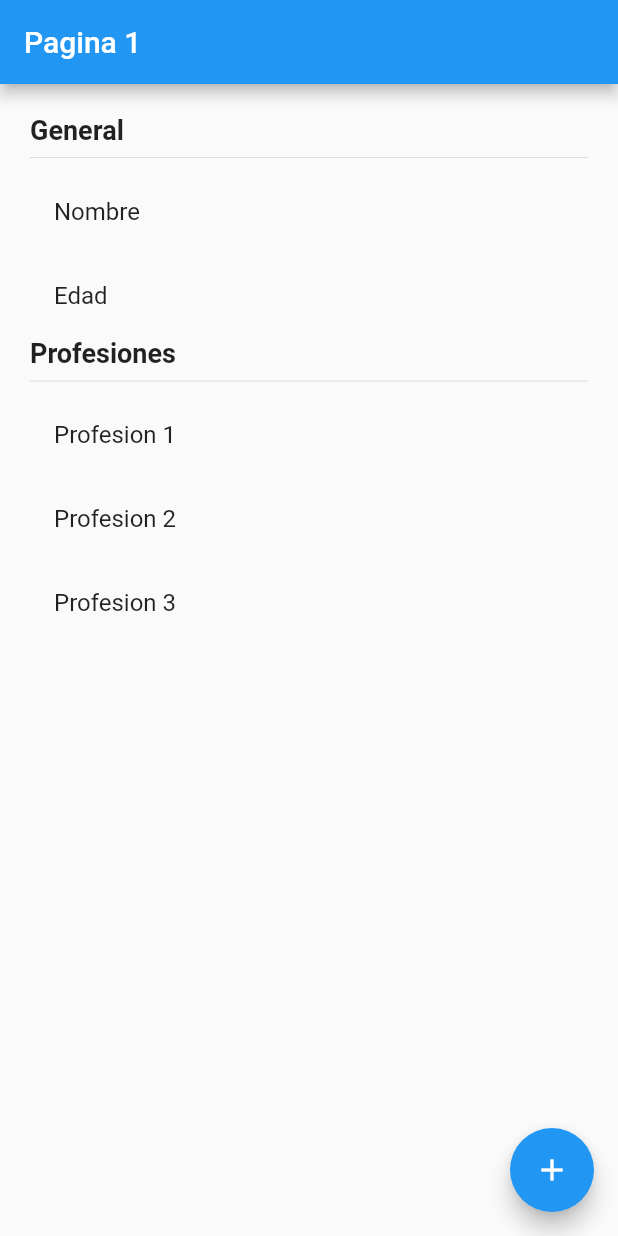
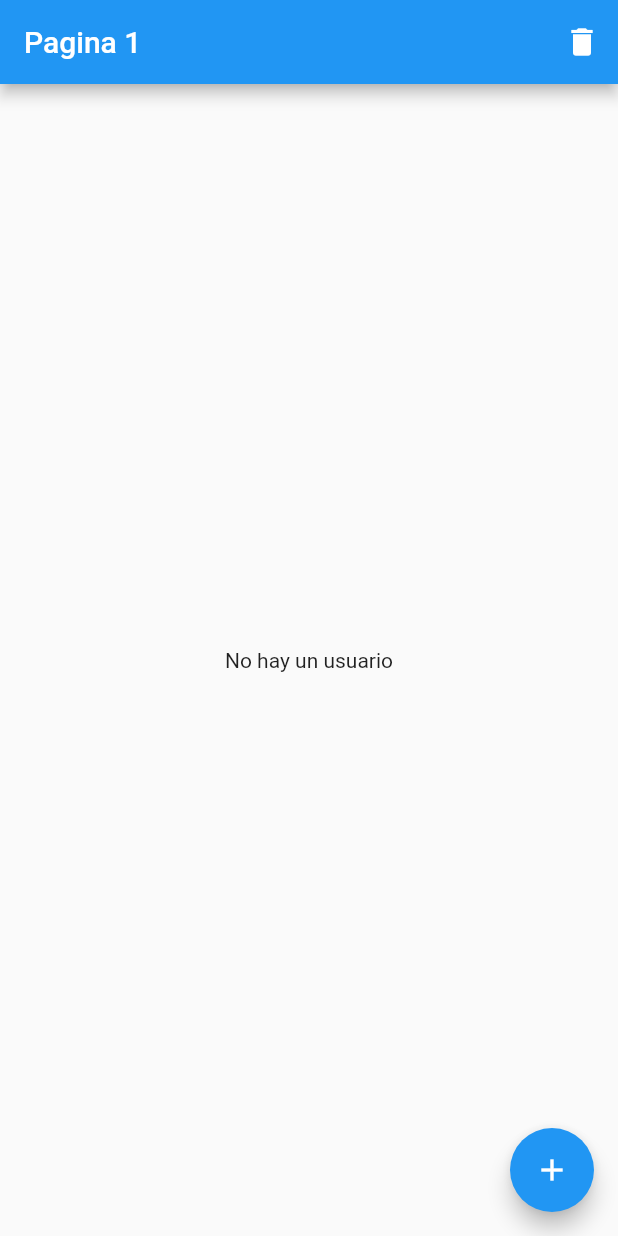
Before and after one commit to EdwinQA/manejador_estados, a Flutter app: the screen it shows after launch, on a phone screen of 412 x 824 dp. Run offline on Flutter 3.47's test engine with Material 2 defaults, Android fonts, the phone set to English and light mode, and no system bars; our stand-ins replace bloc, flutter_bloc.

Commit message:
fin rama bloc

```diff
--- /dev/null
+++ b/lib/bloc/usuario/usuario_bloc.dart
@@ -0,0 +1,29 @@
+import 'package:bloc/bloc.dart';
+import 'package:flutter/cupertino.dart';
+import 'package:manejador_estados/models/usuario.dart';
+
+part 'usuario_state.dart';
+
+part 'usuario_event.dart';
+
+class UsuarioBloc extends Bloc<UsuarioEvent, UsuarioState> {
+  UsuarioBloc() : super(UsuarioState());
+
+  @override
+  Stream<UsuarioState> mapEventToState(UsuarioEvent event) async* {
+    print(event);
+    if (event is ActivarUsuario) {
+      yield state.copyWith(usuario: event.usuario);
+    } else if (event is CambiarEdad) {
+      yield state.copyWith(usuario: state.usuario.copiWith(edad: event.edad));
+    } else if (event is AgregarProfesion) {
+      yield state.copyWith(
+          usuario: state.usuario.copiWith(profesiones: [
+        ...state.usuario.profesiones,
+        '${event.profesion} ${state.usuario.profesiones.length + 1}'
+      ]));
+    } else if (event is BorrarUsuario) {
+      yield state.estadoInicial();
+    }
+  }
+}
--- /dev/null
+++ b/lib/bloc/usuario/usuario_event.dart
@@ -0,0 +1,26 @@
+part of 'usuario_bloc.dart';
+
+@immutable
+abstract class UsuarioEvent {}
+
+class ActivarUsuario extends UsuarioEvent {
+  final Usuario usuario;
+
+  ActivarUsuario(this.usuario);
+}
+
+class CambiarEdad extends UsuarioEvent {
+  final int edad;
+
+  CambiarEdad(this.edad);
+}
+
+class AgregarProfesion extends UsuarioEvent {
+  final String profesion;
+
+  AgregarProfesion(this.profesion);
+}
+
+class BorrarUsuario extends UsuarioEvent {
+  BorrarUsuario();
+}
--- /dev/null
+++ b/lib/bloc/usuario/usuario_state.dart
@@ -0,0 +1,16 @@
+part of 'usuario_bloc.dart';
+
+class UsuarioState {
+  final bool existeUsuario;
+
+  final Usuario usuario;
+
+  UsuarioState({Usuario user})
+      : usuario = user ?? null,
+        existeUsuario = (user != null) ? true : false;
+
+  UsuarioState copyWith({Usuario usuario}) =>
+      UsuarioState(user: usuario ?? this.usuario);
+
+  UsuarioState estadoInicial() => new UsuarioState();
+}
--- a/lib/main.dart
+++ b/lib/main.dart
@@ -1,4 +1,6 @@
 import 'package:flutter/material.dart';
+import 'package:flutter_bloc/flutter_bloc.dart';
+import 'package:manejador_estados/bloc/usuario/usuario_bloc.dart';
 import 'package:manejador_estados/pages/pagina1_page.dart';
 import 'package:manejador_estados/pages/pagina2_page.dart';
 
@@ -7,13 +9,18 @@ void main() => runApp(MyApp());
 class MyApp extends StatelessWidget {
   @override
   Widget build(BuildContext context) {
-    return MaterialApp(
+    return MultiBlocProvider(
+      providers: [
+        BlocProvider(create: (context) => new UsuarioBloc()),
+      ],
+      child: MaterialApp(
           debugShowCheckedModeBanner: false,
           title: 'Material App',
           initialRoute: 'pagina1',
           routes: {
             'pagina1': (_) => Pagina1Page(),
             'pagina2': (_) => Pagina2Page(),
-        });
+          }),
+    );
   }
 }
--- a/lib/models/usuario.dart
+++ b/lib/models/usuario.dart
@@ -4,4 +4,11 @@ class Usuario {
   List<String> profesiones;
 
   Usuario({this.nombre, this.edad, this.profesiones});
+
+  Usuario copiWith({String nombre, int edad, List<String> profesiones}) =>
+      Usuario(
+        nombre: nombre ?? this.nombre,
+        edad: edad ?? this.edad,
+        profesiones: profesiones ?? this.profesiones,
+      );
 }
--- a/lib/pages/pagina1_page.dart
+++ b/lib/pages/pagina1_page.dart
@@ -1,5 +1,8 @@
 import 'package:flutter/cupertino.dart';
 import 'package:flutter/material.dart';
+import 'package:flutter_bloc/flutter_bloc.dart';
+import 'package:manejador_estados/bloc/usuario/usuario_bloc.dart';
+import 'package:manejador_estados/models/usuario.dart';
 
 class Pagina1Page extends StatelessWidget {
   @override
@@ -7,8 +10,26 @@ class Pagina1Page extends StatelessWidget {
     return Scaffold(
       appBar: AppBar(
         title: Text('Pagina 1'),
+        actions: [
+          IconButton(
+            icon: Icon(Icons.delete),
+            onPressed: () {
+              BlocProvider.of<UsuarioBloc>(context).add(BorrarUsuario());
+            },
+          )
+        ],
       ),
-      body: InformacionUsuario(),
+      body: BlocBuilder<UsuarioBloc, UsuarioState>(
+        builder: (context, state) {
+          if (state.existeUsuario) {
+            return InformacionUsuario(usuario: state.usuario);
+          } else {
+            return Center(
+              child: Text('No hay un usuario'),
+            );
+          }
+        },
+      ),
       floatingActionButton: FloatingActionButton(
         child: Icon(Icons.add),
         onPressed: () {
@@ -20,6 +41,10 @@ class Pagina1Page extends StatelessWidget {
 }
 
 class InformacionUsuario extends StatelessWidget {
+  final Usuario usuario;
+
+  const InformacionUsuario({this.usuario});
+
   @override
   Widget build(BuildContext context) {
     return SingleChildScrollView(
@@ -38,16 +63,16 @@ class InformacionUsuario extends StatelessWidget {
                 style: TextStyle(fontSize: 18, fontWeight: FontWeight.bold),
               ),
               Divider(),
-              ListTile(title: Text('Nombre')),
-              ListTile(title: Text('Edad')),
+              ListTile(title: Text('Nombre: ${usuario.nombre}')),
+              ListTile(title: Text('Edad: ${usuario.edad}')),
               Text(
                 'Profesiones',
                 style: TextStyle(fontSize: 18, fontWeight: FontWeight.bold),
               ),
               Divider(),
-              ListTile(title: Text('Profesion 1')),
-              ListTile(title: Text('Profesion 2')),
-              ListTile(title: Text('Profesion 3')),
+              ...usuario.profesiones
+                  .map((profesion) => ListTile(title: Text(profesion)))
+                  .toList()
             ],
           )),
     );
--- a/lib/pages/pagina2_page.dart
+++ b/lib/pages/pagina2_page.dart
@@ -1,8 +1,12 @@
 import 'package:flutter/material.dart';
+import 'package:flutter_bloc/flutter_bloc.dart';
+import 'package:manejador_estados/bloc/usuario/usuario_bloc.dart';
+import 'package:manejador_estados/models/usuario.dart';
 
 class Pagina2Page extends StatelessWidget {
   @override
   Widget build(BuildContext context) {
+    final usuarioBloc = BlocProvider.of<UsuarioBloc>(context);
     return Scaffold(
       appBar: AppBar(
         title: Text('Pagina 2'),
@@ -17,7 +21,13 @@ class Pagina2Page extends StatelessWidget {
               style: TextStyle(color: Colors.white),
             ),
             color: Colors.blue,
-            onPressed: () {},
+            onPressed: () {
+              final newUser = new Usuario(
+                  nombre: 'Edwin Quebrada',
+                  edad: 21,
+                  profesiones: ['Desarrollador', 'Futbolista']);
+              usuarioBloc.add(ActivarUsuario(newUser));
+            },
           ),
           MaterialButton(
             child: Text(
@@ -25,7 +35,9 @@ class Pagina2Page extends StatelessWidget {
               style: TextStyle(color: Colors.white),
             ),
             color: Colors.blue,
-            onPressed: () {},
+            onPressed: () {
+              usuarioBloc.add(CambiarEdad(22));
+            },
           ),
           MaterialButton(
             child: Text(
@@ -33,7 +45,9 @@ class Pagina2Page extends StatelessWidget {
               style: TextStyle(color: Colors.white),
             ),
             color: Colors.blue,
-            onPressed: () {},
+            onPressed: () {
+              usuarioBloc.add(AgregarProfesion('profesion'));
+            },
           )
         ],
       )),
--- a/pubspec.yaml
+++ b/pubspec.yaml
@@ -28,6 +28,8 @@ dependencies:
   # The following adds the Cupertino Icons font to your application.
   # Use with the CupertinoIcons class for iOS style icons.
   cupertino_icons: ^1.0.2
+  flutter_bloc: ^7.0.1
+  bloc: ^7.0.0
 
 dev_dependencies:
   flutter_test:
```
Also changed, not shown: pubspec.lock. Lines whose indentation alone changed are shown as unchanged.
